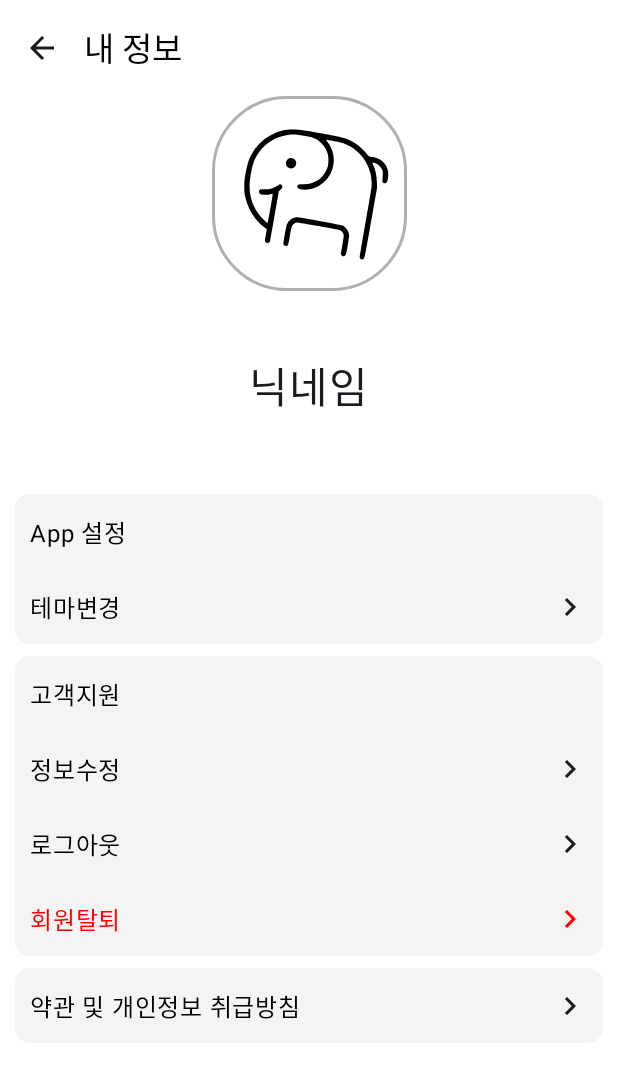
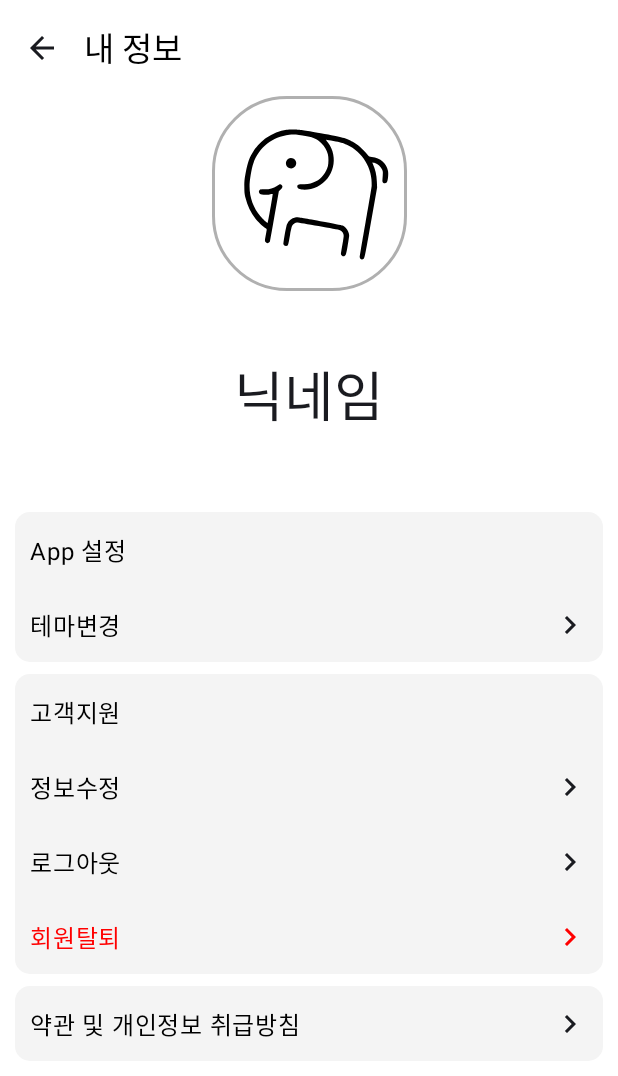
Before and after one commit to COINKIRI/Coinkiri-android, an Android app built with Jetpack Compose: the ProfileScreen screen opened through its navigation route, on a phone screen of 412 x 824 dp. Shown: the top 1076 px of the screen. Run offline under Robolectric (Android 15) with nearby library versions, the phone set to English and light mode, and no system bars; our stand-ins replace Dagger/Hilt's generated code; Roboto replaces fonts that are not available here.

Commit message:
refactor: 폰트 사이즈 수정
닉네임의 폰트 사이즈 수정

```diff
--- a/app/src/main/java/com/coinkiri/coinkiri/ui/profile/ProfileScreen.kt
+++ b/app/src/main/java/com/coinkiri/coinkiri/ui/profile/ProfileScreen.kt
@@ -64,7 +64,7 @@ private fun ProfileContent(
     ) {
         ProfileImg()
         Spacer(modifier = Modifier.height(42.dp))
-        Text(text = "닉네임", fontSize = 28.sp)
+        Text(text = "닉네임", style = CoinkiriTheme.typography.displaySmall)
         Spacer(modifier = Modifier.height(42.dp))
         Column(
             modifier = Modifier
```
